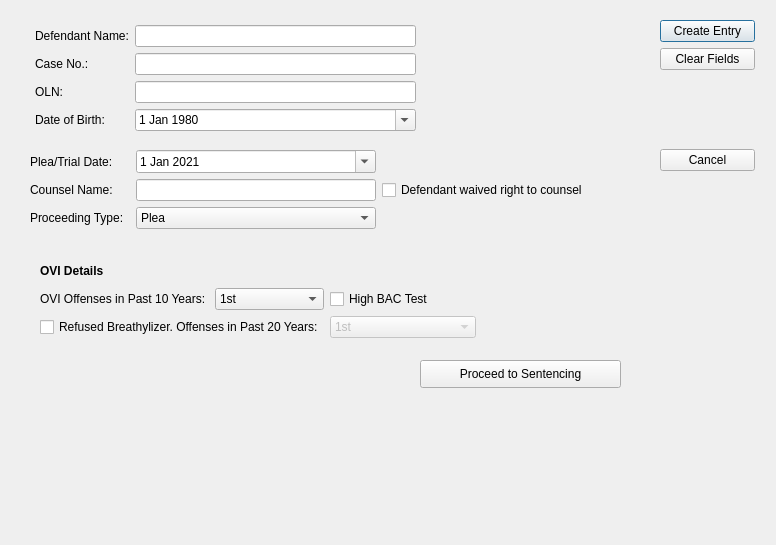
Old version of the form ui/OviEntryDialog.ui in the repository HunterProgram22/MuniEntry.
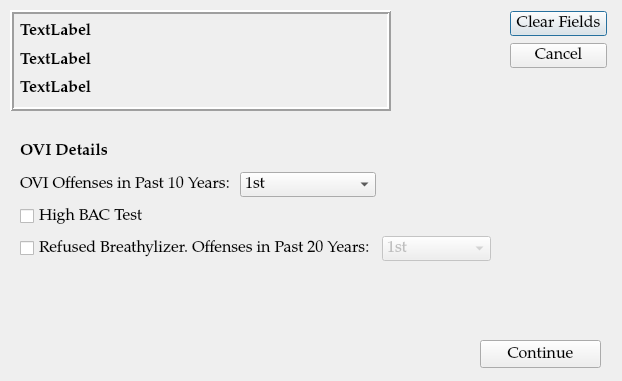
New version of the form.

Commit message: Wired up OVI dialog and banner text.

```diff
--- a/ui/OviEntryDialog.ui
+++ b/ui/OviEntryDialog.ui
@@ -6,30 +6,29 @@
    <rect>
     <x>0</x>
     <y>0</y>
-    <width>776</width>
-    <height>545</height>
+    <width>622</width>
+    <height>381</height>
    </rect>
   </property>
+  <property name="font">
+   <font>
+    <family>Palatino Linotype</family>
+    <pointsize>12</pointsize>
+   </font>
+  </property>
   <property name="windowTitle">
    <string>OVI Entry</string>
   </property>
   <widget class="QWidget" name="layoutWidget_2">
    <property name="geometry">
     <rect>
-     <x>660</x>
-     <y>20</y>
-     <width>95</width>
-     <height>151</height>
+     <x>510</x>
+     <y>10</y>
+     <width>97</width>
+     <height>61</height>
     </rect>
    </property>
    <layout class="QVBoxLayout" name="verticalLayout">
-    <item>
-     <widget class="QPushButton" name="pushButton">
-      <property name="text">
-       <string>Create Entry</string>
-      </property>
-     </widget>
-    </item>
     <item>
      <widget class="QPushButton" name="pushButton_2">
       <property name="text">
@@ -37,19 +36,6 @@
       </property>
      </widget>
     </item>
-    <item>
-     <spacer name="verticalSpacer">
-      <property name="orientation">
-       <enum>Qt::Vertical</enum>
-      </property>
-      <property name="sizeHint" stdset="0">
-       <size>
-        <width>20</width>
-        <height>58</height>
-       </size>
-      </property>
-     </spacer>
-    </item>
     <item>
      <widget class="QPushButton" name="pushButton_3">
       <property name="text">
@@ -59,242 +45,129 @@
     </item>
    </layout>
   </widget>
-  <widget class="QWidget" name="layoutWidget">
-   <property name="geometry">
-    <rect>
-     <x>30</x>
-     <y>20</y>
-     <width>391</width>
-     <height>116</height>
-    </rect>
-   </property>
-   <layout class="QFormLayout" name="formLayout">
-    <property name="leftMargin">
-     <number>5</number>
-    </property>
-    <property name="topMargin">
-     <number>5</number>
-    </property>
-    <property name="rightMargin">
-     <number>5</number>
-    </property>
-    <property name="bottomMargin">
-     <number>5</number>
-    </property>
-    <item row="0" column="0">
-     <widget class="QLabel" name="label">
-      <property name="text">
-       <string>Defendant Name:</string>
-      </property>
-     </widget>
-    </item>
-    <item row="0" column="1">
-     <widget class="QLineEdit" name="defendant_name"/>
-    </item>
-    <item row="1" column="0">
-     <widget class="QLabel" name="label_2">
-      <property name="text">
-       <string>Case No.:</string>
-      </property>
-     </widget>
-    </item>
-    <item row="1" column="1">
-     <widget class="QLineEdit" name="case_no"/>
-    </item>
-    <item row="2" column="0">
-     <widget class="QLabel" name="label_6">
-      <property name="text">
-       <string>OLN:</string>
-      </property>
-     </widget>
-    </item>
-    <item row="2" column="1">
-     <widget class="QLineEdit" name="lineEdit"/>
-    </item>
-    <item row="3" column="0">
-     <widget class="QLabel" name="label_7">
-      <property name="text">
-       <string>Date of Birth:</string>
-      </property>
-     </widget>
-    </item>
-    <item row="3" column="1">
-     <widget class="QDateEdit" name="dateEdit">
-      <property name="maximumDate">
-       <date>
-        <year>2100</year>
-        <month>12</month>
-        <day>31</day>
-       </date>
-      </property>
-      <property name="minimumDate">
-       <date>
-        <year>1895</year>
-        <month>1</month>
-        <day>1</day>
-       </date>
-      </property>
-      <property name="calendarPopup">
-       <bool>true</bool>
-      </property>
-      <property name="date">
-       <date>
-        <year>1980</year>
-        <month>1</month>
-        <day>1</day>
-       </date>
-      </property>
-     </widget>
-    </item>
-   </layout>
-  </widget>
   <widget class="QPushButton" name="pushButton_4">
    <property name="geometry">
     <rect>
-     <x>420</x>
-     <y>360</y>
-     <width>201</width>
+     <x>480</x>
+     <y>340</y>
+     <width>121</width>
      <height>28</height>
     </rect>
    </property>
    <property name="text">
-    <string>Proceed to Sentencing</string>
+    <string>Continue</string>
    </property>
   </widget>
-  <widget class="QWidget" name="layoutWidget">
+  <widget class="QFrame" name="case_information_frame">
    <property name="geometry">
     <rect>
-     <x>30</x>
-     <y>150</y>
-     <width>591</width>
-     <height>80</height>
+     <x>10</x>
+     <y>10</y>
+     <width>381</width>
+     <height>101</height>
+    </rect>
+   </property>
+   <property name="frameShape">
+    <enum>QFrame::Box</enum>
+   </property>
+   <property name="frameShadow">
+    <enum>QFrame::Raised</enum>
+   </property>
+   <property name="lineWidth">
+    <number>2</number>
+   </property>
+   <widget class="QWidget" name="layoutWidget_3">
+    <property name="geometry">
+     <rect>
+      <x>10</x>
+      <y>10</y>
+      <width>361</width>
+      <height>80</height>
+     </rect>
+    </property>
+    <layout class="QGridLayout" name="gridLayout_2">
+     <item row="2" column="0">
+      <widget class="QLabel" name="counsel_name_label">
+       <property name="font">
+        <font>
+         <pointsize>12</pointsize>
+         <weight>75</weight>
+         <bold>true</bold>
+        </font>
+       </property>
+       <property name="text">
+        <string>TextLabel</string>
+       </property>
+      </widget>
+     </item>
+     <item row="1" column="0">
+      <widget class="QLabel" name="defendant_name_label">
+       <property name="font">
+        <font>
+         <pointsize>12</pointsize>
+         <weight>75</weight>
+         <bold>true</bold>
+        </font>
+       </property>
+       <property name="text">
+        <string>TextLabel</string>
+       </property>
+      </widget>
+     </item>
+     <item row="0" column="0">
+      <widget class="QLabel" name="case_number_label">
+       <property name="font">
+        <font>
+         <pointsize>12</pointsize>
+         <weight>75</weight>
+         <bold>true</bold>
+        </font>
+       </property>
+       <property name="text">
+        <string>TextLabel</string>
+       </property>
+      </widget>
+     </item>
+    </layout>
+   </widget>
+  </widget>
+  <widget class="QLabel" name="label_8">
+   <property name="geometry">
+    <rect>
+     <x>20</x>
+     <y>140</y>
+     <width>87</width>
+     <height>22</height>
+    </rect>
+   </property>
+   <property name="font">
+    <font>
+     <weight>75</weight>
+     <bold>true</bold>
+    </font>
+   </property>
+   <property name="text">
+    <string>OVI Details</string>
+   </property>
+  </widget>
+  <widget class="QWidget" name="">
+   <property name="geometry">
+    <rect>
+     <x>20</x>
+     <y>170</y>
+     <width>471</width>
+     <height>96</height>
     </rect>
    </property>
    <layout class="QGridLayout" name="gridLayout">
-    <item row="1" column="1">
-     <widget class="QLineEdit" name="counsel_name"/>
-    </item>
     <item row="0" column="0">
-     <widget class="QLabel" name="label_3">
-      <property name="text">
-       <string>Plea/Trial Date:</string>
-      </property>
-     </widget>
-    </item>
-    <item row="1" column="0">
-     <widget class="QLabel" name="label_4">
-      <property name="text">
-       <string>Counsel Name:</string>
-      </property>
-     </widget>
-    </item>
-    <item row="1" column="2">
-     <widget class="QCheckBox" name="waived_counsel_checkbox">
-      <property name="text">
-       <string>Defendant waived right to counsel</string>
-      </property>
-     </widget>
-    </item>
-    <item row="0" column="1">
-     <widget class="QDateEdit" name="case_set_date">
-      <property name="minimumDate">
-       <date>
-        <year>2021</year>
-        <month>1</month>
-        <day>1</day>
-       </date>
-      </property>
-      <property name="calendarPopup">
-       <bool>true</bool>
-      </property>
-      <property name="date">
-       <date>
-        <year>2021</year>
-        <month>1</month>
-        <day>1</day>
-       </date>
-      </property>
-     </widget>
-    </item>
-    <item row="0" column="2">
-     <spacer name="horizontalSpacer">
-      <property name="orientation">
-       <enum>Qt::Horizontal</enum>
-      </property>
-      <property name="sizeHint" stdset="0">
-       <size>
-        <width>40</width>
-        <height>20</height>
-       </size>
-      </property>
-     </spacer>
-    </item>
-    <item row="2" column="0">
-     <widget class="QLabel" name="label_5">
-      <property name="text">
-       <string>Proceeding Type:  </string>
-      </property>
-     </widget>
-    </item>
-    <item row="2" column="1">
-     <widget class="QComboBox" name="proceeding_type">
-      <item>
-       <property name="text">
-        <string>Plea</string>
-       </property>
-      </item>
-      <item>
-       <property name="text">
-        <string>Plea in Abstentia</string>
-       </property>
-      </item>
-      <item>
-       <property name="text">
-        <string>Trial</string>
-       </property>
-      </item>
-     </widget>
-    </item>
-   </layout>
-  </widget>
-  <widget class="QWidget" name="layoutWidget">
-   <property name="geometry">
-    <rect>
-     <x>40</x>
-     <y>260</y>
-     <width>581</width>
-     <height>78</height>
-    </rect>
-   </property>
-   <layout class="QGridLayout" name="gridLayout_2">
-    <item row="2" column="0" colspan="2">
-     <widget class="QCheckBox" name="refused_checkbox">
-      <property name="text">
-       <string>Refused Breathylizer. Offenses in Past 20 Years:</string>
-      </property>
-     </widget>
-    </item>
-    <item row="1" column="0">
      <widget class="QLabel" name="label_9">
       <property name="text">
        <string>OVI Offenses in Past 10 Years: </string>
       </property>
      </widget>
     </item>
-    <item row="0" column="2">
-     <spacer name="horizontalSpacer_3">
-      <property name="orientation">
-       <enum>Qt::Horizontal</enum>
-      </property>
-      <property name="sizeHint" stdset="0">
-       <size>
-        <width>40</width>
-        <height>20</height>
-       </size>
-      </property>
-     </spacer>
-    </item>
-    <item row="1" column="1">
+    <item row="0" column="1">
      <widget class="QComboBox" name="comboBox">
       <item>
        <property name="text">
@@ -338,26 +211,20 @@
       </item>
      </widget>
     </item>
-    <item row="0" column="0">
-     <widget class="QLabel" name="label_8">
-      <property name="font">
-       <font>
-        <weight>75</weight>
-        <bold>true</bold>
-       </font>
-      </property>
-      <property name="text">
-       <string>OVI Details</string>
-      </property>
-     </widget>
-    </item>
-    <item row="1" column="2">
+    <item row="1" column="0">
      <widget class="QCheckBox" name="checkBox">
       <property name="text">
        <string>High BAC Test</string>
       </property>
      </widget>
     </item>
+    <item row="2" column="0" colspan="2">
+     <widget class="QCheckBox" name="refused_checkbox">
+      <property name="text">
+       <string>Refused Breathylizer. Offenses in Past 20 Years:</string>
+      </property>
+     </widget>
+    </item>
     <item row="2" column="2">
      <widget class="QComboBox" name="ovi_in_20_years">
       <property name="enabled">
@@ -415,19 +282,6 @@
       </item>
      </widget>
     </item>
-    <item row="2" column="3">
-     <spacer name="horizontalSpacer_2">
-      <property name="orientation">
-       <enum>Qt::Horizontal</enum>
-      </property>
-      <property name="sizeHint" stdset="0">
-       <size>
-        <width>40</width>
-        <height>20</height>
-       </size>
-      </property>
-     </spacer>
-    </item>
    </layout>
   </widget>
  </widget>
```
Left out of the diff: 88 changed lines with no effect on the pictures. The commit also changes 7 other files.
